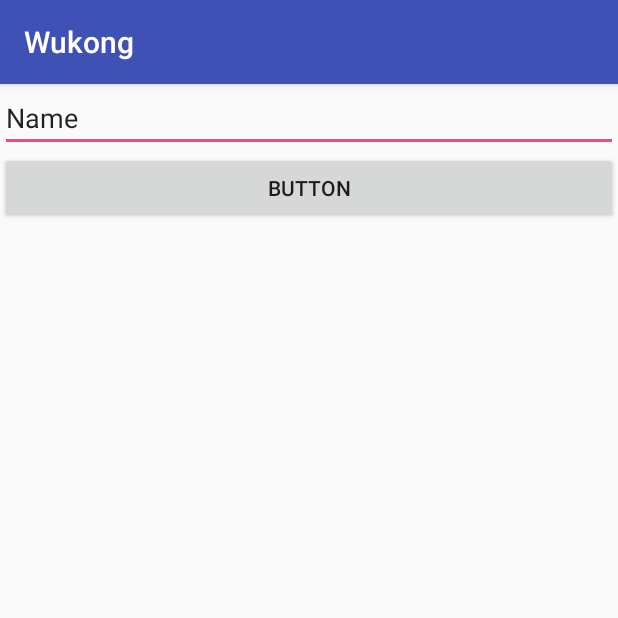
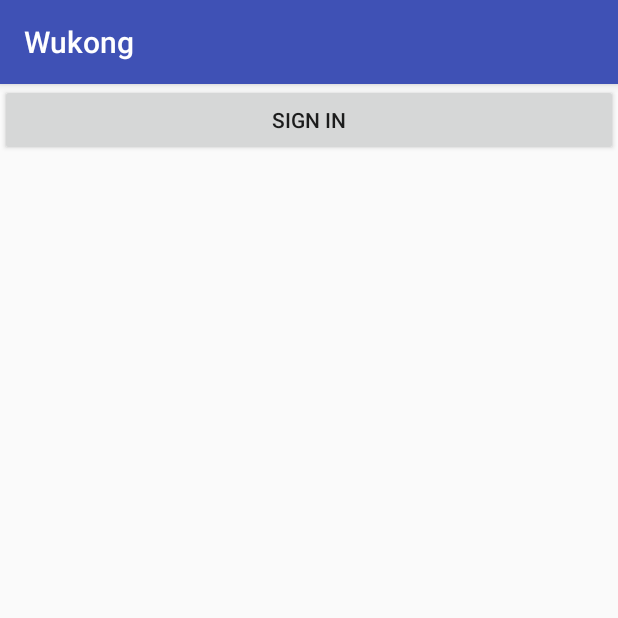
Before and after one commit to GyrosWorkshop/WukongAndroid, an Android app: the screen it shows after launch (MainActivity), on a phone screen of 412 x 824 dp, the top half of it. Run offline under Robolectric (Android 15) with nearby library versions, the phone set to English and light mode, and no system bars; 1 statement that could not run was skipped.

Commit message:
remove unused

```diff
--- a/app/src/main/res/layout/activity_main.xml
+++ b/app/src/main/res/layout/activity_main.xml
@@ -9,18 +9,9 @@
 
     <include layout="@layout/toolbar" />
 
-    <EditText
-        android:id="@+id/editText"
-        android:layout_width="match_parent"
-        android:layout_height="wrap_content"
-        android:ems="10"
-        android:inputType="textPersonName"
-        android:text="Name"
-        tools:text="Hahaha" />
-
     <Button
         android:id="@+id/sign_in"
         android:layout_width="match_parent"
         android:layout_height="wrap_content"
-        android:text="Button" />
+        android:text="@string/sign_in" />
 </LinearLayout>
--- a/app/src/main/res/values/strings.xml
+++ b/app/src/main/res/values/strings.xml
@@ -13,4 +13,5 @@
     <string name="permission_rationale">"Contacts permissions are needed for providing email
         completions."
     </string>
+    <string name="sign_in">Sign In</string>
 </resources>
```
